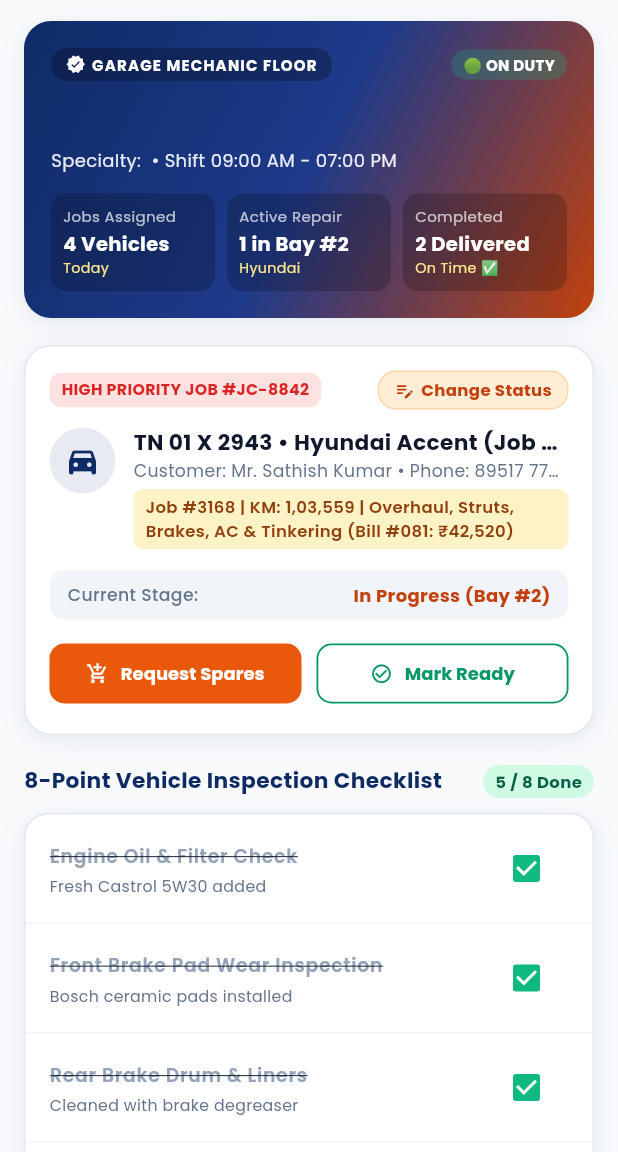
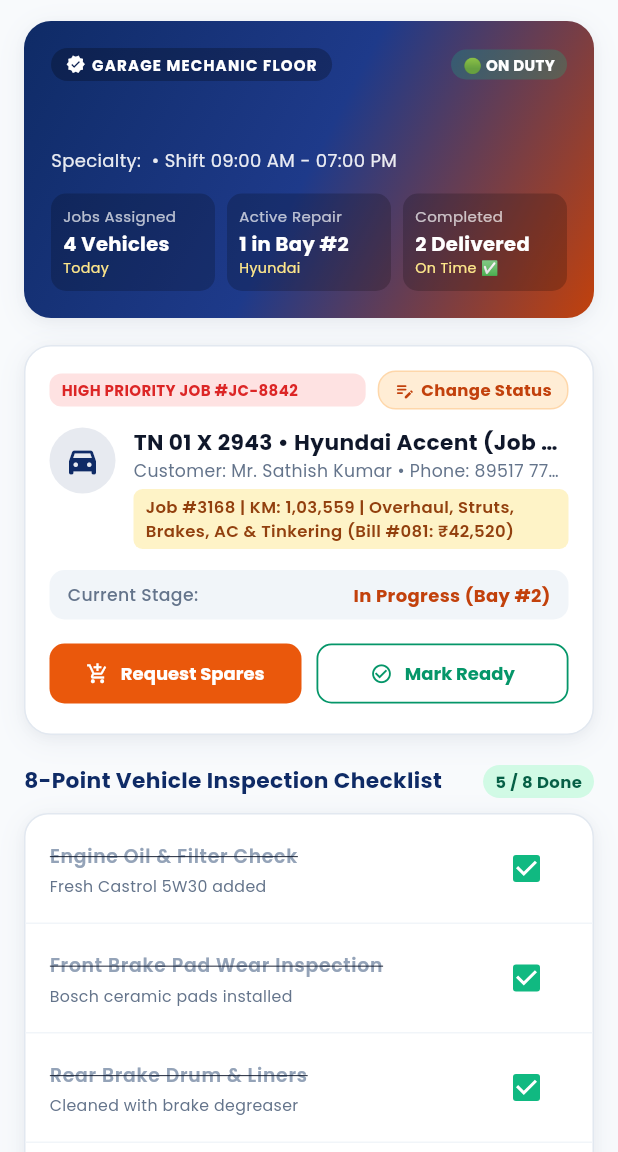
Before and after one commit to itzz-dhivya/aathava_motors, a Flutter app: the WorkerHomeScreen screen opened directly, on a phone screen of 412 x 824 dp, the part 84-1236 px from its top. Run offline on Flutter 3.47's test engine with Material 3 defaults, Android fonts, the phone set to English and light mode, and no system bars; our stand-ins replace csv, file_picker, fl_chart, google_fonts, pdf, printing and 3 more; missing offline and left inert: mobile_scanner; accounts and stored records are empty.

Commit message:
Fix 14px overflow in worker_home_screen active job card

```diff
--- a/lib/screens/worker_portal/worker_home_screen.dart
+++ b/lib/screens/worker_portal/worker_home_screen.dart
@@ -487,7 +487,8 @@ class _WorkerHomeScreenState extends State<WorkerHomeScreen> {
                 Row(
                   mainAxisAlignment: MainAxisAlignment.spaceBetween,
                   children: [
-                    Container(
+                    Expanded(
+                      child: Container(
                         padding: const EdgeInsets.symmetric(horizontal: 8, vertical: 4),
                         decoration: BoxDecoration(
                           color: const Color(0xFFFEE2E2),
@@ -496,12 +497,16 @@ class _WorkerHomeScreenState extends State<WorkerHomeScreen> {
                         child: Text(
                           'HIGH PRIORITY JOB #JC-8842',
                           style: GoogleFonts.poppins(
-                          fontSize: 10.5,
+                            fontSize: 10,
                             fontWeight: FontWeight.bold,
                             color: const Color(0xFFDC2626),
                           ),
+                          maxLines: 1,
+                          overflow: TextOverflow.ellipsis,
                         ),
                       ),
+                    ),
+                    const SizedBox(width: 8),
                     GestureDetector(
                       onTap: _showUpdateJobStatusModal,
                       child: Container(
```
Lines whose indentation alone changed are shown as unchanged.
